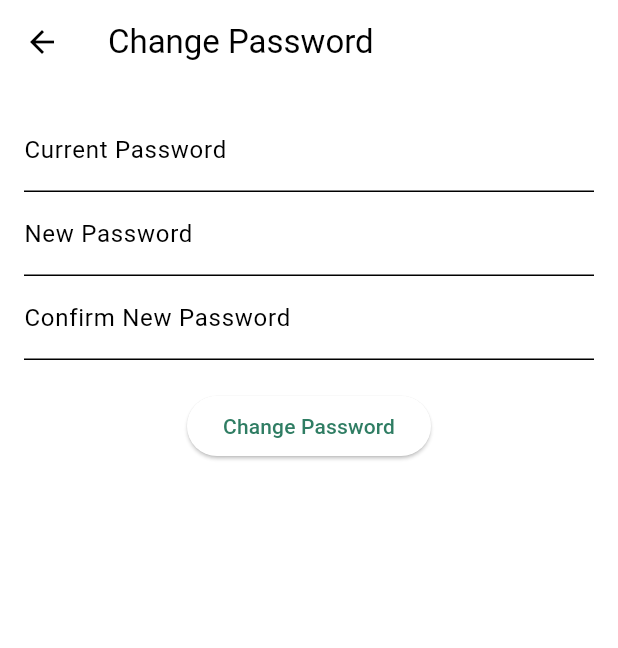
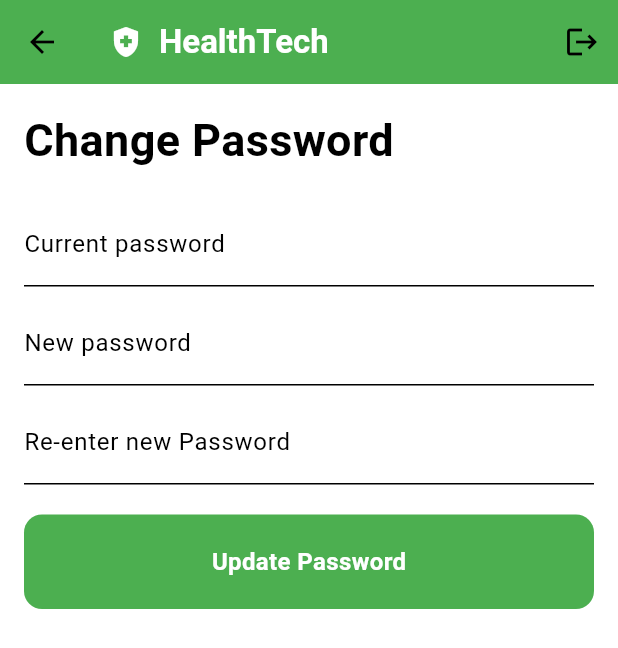
Before and after one commit to xx2301/healthtech-team-project, a Flutter app: the SettingsPage screen opened by its route, after a tap on "Change Password", on a phone screen of 412 x 824 dp. Shown: the top 648 px of the screen. Run offline on Flutter 3.47's test engine with Material 3 defaults, Android fonts, the light colour scheme and no system bars; our stand-ins replace fl_chart, flutter_bloc, shared_preferences; accounts and stored records are empty; network calls fail.

Commit message:
update dark mode and change password page

```diff
--- a/frontend/src/auth2_flutter/lib/features/data/domain/presentation/pages/change_password_page.dart
+++ b/frontend/src/auth2_flutter/lib/features/data/domain/presentation/pages/change_password_page.dart
@@ -1,3 +1,5 @@
+import 'package:auth2_flutter/features/data/domain/presentation/components/appbar.dart';
+import 'package:auth2_flutter/features/data/domain/presentation/components/drawer.dart';
 import 'package:flutter/material.dart';
 import 'package:http/http.dart' as http;
 import 'dart:convert';
@@ -67,43 +69,80 @@ class _ChangePasswordPageState extends State<ChangePasswordPage> {
   @override
   Widget build(BuildContext context) {
     return Scaffold(
-      appBar: AppBar(title: const Text('Change Password')),
+      appBar: DefaultAppBar(),
+      drawer: DefaultDrawer(),
       body: Padding(
         padding: const EdgeInsets.all(16.0),
         child: Form(
           key: _formKey,
           child: Column(
+            crossAxisAlignment: CrossAxisAlignment.start,
             children: [
+              Text(
+                      "Change Password",
+                      style: TextStyle(
+                        fontSize: 30,
+                        fontWeight: FontWeight.bold,
+                      ),
+                    ),
+                    const SizedBox(height: 20),
               TextFormField(
                 controller: _oldPasswordController,
                 obscureText: true,
-                decoration: const InputDecoration(labelText: 'Current Password'),
+                decoration: const InputDecoration(labelText: 'Current password'),
                 validator: (value) => value == null || value.isEmpty ? 'Please enter current password' : null,
               ),
+               const SizedBox(height: 10),
               TextFormField(
                 controller: _newPasswordController,
                 obscureText: true,
-                decoration: const InputDecoration(labelText: 'New Password'),
+                decoration: const InputDecoration(labelText: 'New password'),
                 validator: (value) {
                   if (value == null || value.isEmpty) return 'Please enter new password';
                   if (value.length < 6) return 'Password must be at least 6 characters';
                   return null;
                 },
               ),
+               const SizedBox(height: 10),
               TextFormField(
                 controller: _confirmPasswordController,
                 obscureText: true,
-                decoration: const InputDecoration(labelText: 'Confirm New Password'),
+                decoration: const InputDecoration(labelText: 'Re-enter new Password'),
                 validator: (value) {
                   if (value != _newPasswordController.text) return 'Passwords do not match';
                   return null;
                 },
               ),
               const SizedBox(height: 20),
-              ElevatedButton(
-                onPressed: _isLoading ? null : _changePassword,
-                child: _isLoading ? const CircularProgressIndicator() : const Text('Change Password'),
+              GestureDetector(
+  onTap: _isLoading ? null : _changePassword,
+  child: Container(
+    padding: const EdgeInsets.all(20),
+    decoration: BoxDecoration(
+      color: _isLoading ? Colors.grey : Colors.green,
+      borderRadius: BorderRadius.circular(12),
+    ),
+    child: Center(
+      child: _isLoading
+          ? const SizedBox(
+              height: 20,
+              width: 20,
+              child: CircularProgressIndicator(
+                color: Colors.white,
+                strokeWidth: 3,
               ),
+            )
+          : const Text(
+              "Update Password",
+              style: TextStyle(
+                fontWeight: FontWeight.bold,
+                fontSize: 16,
+                color: Colors.white,
+              ),
+            ),
+    ),
+  ),
+),
             ],
           ),
         ),
--- a/frontend/src/auth2_flutter/lib/features/settings/pages/presentation/components/setting_tiles.dart
+++ b/frontend/src/auth2_flutter/lib/features/settings/pages/presentation/components/setting_tiles.dart
@@ -42,38 +42,39 @@ class _SettingsTileState extends State<SettingsTile> {
     return Container(
       decoration: BoxDecoration(
         border: Border(
-          bottom: BorderSide(
-            color: Colors.grey.shade400,
-            width: 0.7,
-          ),
+          bottom: BorderSide(color: Colors.grey.shade400, width: 0.7),
         ),
       ),
       child: ListTile(
-        leading: Icon(widget.icon, color: Colors.black87),
-        title: Text(
-          widget.title,
-          style: TextStyle(fontSize: 15),
-        ),
+        leading: Icon(widget.icon),
+        title: Text(widget.title, style: TextStyle(fontSize: 15)),
         subtitle: widget.subtitle == null
             ? null
             : Text(
                 widget.subtitle!,
-                style: TextStyle(
-                  fontSize: 12,
-                  color: Colors.black54,
-                ),
+                style: TextStyle(fontSize: 12, color: Colors.black54),
               ),
         trailing: widget.isLinkTile
             ? Icon(Icons.chevron_right)
             : Switch(
                 value: _switchValue,
+
                 activeThumbColor: Colors.white,
                 activeTrackColor: Colors.green,
+
                 inactiveThumbColor: Colors.white,
+                inactiveTrackColor: Colors.grey.shade300,
+
+                trackOutlineColor: MaterialStateProperty.all(
+                  Colors.transparent,
+                ),
+                overlayColor: MaterialStateProperty.all(Colors.transparent),
+
                 onChanged: (val) {
                   setState(() {
                     _switchValue = val;
                   });
+
                   if (widget.onSwitchChanged != null) {
                     widget.onSwitchChanged!(val);
                   }
--- a/frontend/src/auth2_flutter/lib/features/settings/pages/settings_page.dart
+++ b/frontend/src/auth2_flutter/lib/features/settings/pages/settings_page.dart
@@ -62,7 +62,7 @@ class SettingsPage extends StatelessWidget {
                             : 'Login to see details',
                         style: TextStyle(
                           fontSize: 13,
-                          color: Colors.black54,
+
                         ),
                       ),
                     ],
--- a/frontend/src/auth2_flutter/lib/main.dart
+++ b/frontend/src/auth2_flutter/lib/main.dart
@@ -57,7 +57,10 @@ class MyApp extends StatelessWidget {
               theme: mainTheme,
               darkTheme: darkTheme,
               themeMode: themeNotifier.themeMode,
-              home: BlocConsumer<AuthCubit, AuthState>(
+              home:
+
+
+              BlocConsumer<AuthCubit, AuthState>(
                 builder: (context, state) {
                   print('AuthState in builder: $state');
                   if (state is Unauthenticated) {
--- a/frontend/src/auth2_flutter/lib/themes/main_theme.dart
+++ b/frontend/src/auth2_flutter/lib/themes/main_theme.dart
@@ -7,7 +7,35 @@ brightness: Brightness.light,
     primary: Color(0xFF2F7D63),
     onPrimary: Colors.white,
     surface: Colors.white,
-      onSurface: Colors.black,));
+    onSurface: Colors.black,
+  ),
+
+  iconTheme: const IconThemeData(
+    color: Colors.black,
+  ),
+
+  listTileTheme: const ListTileThemeData(
+    iconColor: Colors.black,
+    textColor: Colors.black,
+  ),
+
+  dividerColor: Colors.grey,
+
+  switchTheme: SwitchThemeData(
+    thumbColor: MaterialStateProperty.resolveWith((states) {
+      if (states.contains(MaterialState.selected)) {
+        return const Color(0xFF2F7D63);
+      }
+      return Colors.grey.shade400;
+    }),
+    trackColor: MaterialStateProperty.resolveWith((states) {
+      if (states.contains(MaterialState.selected)) {
+        return const Color(0xFF2F7D63).withOpacity(0.5);
+      }
+      return Colors.grey.shade300;
+    }),
+  ),
+);
 
 ThemeData darkTheme = ThemeData(
   brightness: Brightness.dark,
@@ -16,7 +44,35 @@ ThemeData darkTheme = ThemeData(
     onPrimary: Colors.white,
     surface: Color(0xFF121212),
     onSurface: Colors.white,
-    ));
+  ),
+
+  iconTheme: const IconThemeData(
+    color: Colors.white,
+  ),
+
+  listTileTheme: const ListTileThemeData(
+    iconColor: Colors.white,
+    textColor: Colors.white,
+  ),
+
+  dividerColor: Colors.white24,
+
+  // 👇 ADD THIS
+  switchTheme: SwitchThemeData(
+    thumbColor: MaterialStateProperty.resolveWith((states) {
+      if (states.contains(MaterialState.selected)) {
+        return const Color(0xFF2F7D63);
+      }
+      return Colors.grey.shade500;
+    }),
+    trackColor: MaterialStateProperty.resolveWith((states) {
+      if (states.contains(MaterialState.selected)) {
+        return const Color(0xFF2F7D63).withOpacity(0.6);
+      }
+      return Colors.grey.shade700;
+    }),
+  ),
+);
 
 class ThemeNotifier extends ChangeNotifier {
   ThemeMode _themeMode = ThemeMode.system;
```
Also changed, not shown: frontend/src/auth2_flutter/pubspec.lock. Lines whose indentation alone changed are shown as unchanged.
